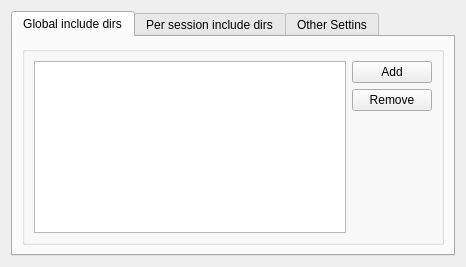
Qt form src/configuration.ui (zaufi/kate-cpp-helper-plugin) before a commit.
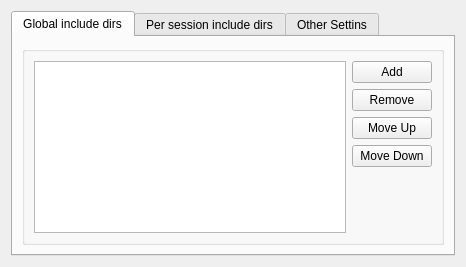
The same form after that commit. The open tabs and pages were chosen to show the change. Custom widgets are drawn as their Qt base class.

Commit message: add move up/down buttons to configuration dialog

What changed in the file:
```diff
--- a/src/configuration.ui
+++ b/src/configuration.ui
@@ -14,16 +14,28 @@
   <property name="windowTitle">
    <string>Form</string>
   </property>
-  <layout class="QHBoxLayout" name="horizontalLayout_2">
+  <layout class="QVBoxLayout" name="verticalLayout_3">
    <item>
     <widget class="KTabWidget" name="ktabwidget">
      <property name="layoutDirection">
       <enum>Qt::LeftToRight</enum>
      </property>
      <property name="currentIndex">
-      <number>2</number>
+      <number>1</number>
      </property>
      <widget class="QWidget" name="tabGlobal">
+      <property name="sizePolicy">
+       <sizepolicy hsizetype="Expanding" vsizetype="Expanding">
+        <horstretch>0</horstretch>
+        <verstretch>0</verstretch>
+       </sizepolicy>
+      </property>
+      <property name="maximumSize">
+       <size>
+        <width>16777215</width>
+        <height>16777215</height>
+       </size>
+      </property>
       <property name="layoutDirection">
        <enum>Qt::LeftToRight</enum>
       </property>
@@ -32,34 +44,33 @@
       </attribute>
       <layout class="QGridLayout" name="gridLayout">
        <item row="0" column="0">
-        <widget class="QGroupBox" name="groupBox">
+        <widget class="QGroupBox" name="g_groupBox">
+         <property name="sizePolicy">
+          <sizepolicy hsizetype="Expanding" vsizetype="Expanding">
+           <horstretch>0</horstretch>
+           <verstretch>0</verstretch>
+          </sizepolicy>
+         </property>
+         <property name="maximumSize">
+          <size>
+           <width>16777215</width>
+           <height>16777215</height>
+          </size>
+         </property>
          <property name="title">
           <string/>
          </property>
-         <layout class="QHBoxLayout" name="horizontalLayout">
-          <item>
+         <layout class="QGridLayout" name="gridLayout_3">
+          <item row="0" column="0">
            <widget class="KListWidget" name="globalDirsList">
             <property name="toolTip">
              <string>List of directories to lookup header files</string>
             </property>
            </widget>
           </item>
-          <item>
-           <layout class="QGridLayout" name="gridLayout_2">
-            <item row="2" column="0">
-             <spacer name="verticalSpacer">
-              <property name="orientation">
-               <enum>Qt::Vertical</enum>
-              </property>
-              <property name="sizeHint" stdset="0">
-               <size>
-                <width>1</width>
-                <height>1</height>
-               </size>
-              </property>
-             </spacer>
-            </item>
-            <item row="0" column="0">
+          <item row="0" column="1">
+           <layout class="QVBoxLayout" name="g_verticalLayout">
+            <item>
              <widget class="QPushButton" name="addToGlobalButton">
               <property name="toolTip">
                <string>Add directory to the list</string>
@@ -69,7 +80,7 @@
               </property>
              </widget>
             </item>
-            <item row="1" column="0">
+            <item>
              <widget class="QPushButton" name="delFromGlobalButton">
               <property name="toolTip">
                <string>Remove directory from the list</string>
@@ -79,6 +90,39 @@
               </property>
              </widget>
             </item>
+            <item>
+             <widget class="QPushButton" name="moveGlobalUpButton">
+              <property name="toolTip">
+               <string>&lt;html&gt;&lt;head/&gt;&lt;body&gt;&lt;p&gt;Move current directory up&lt;/p&gt;&lt;/body&gt;&lt;/html&gt;</string>
+              </property>
+              <property name="text">
+               <string>Move Up</string>
+              </property>
+             </widget>
+            </item>
+            <item>
+             <widget class="QPushButton" name="moveGlobalDownButton">
+              <property name="toolTip">
+               <string>&lt;html&gt;&lt;head/&gt;&lt;body&gt;&lt;p&gt;Move current directory down&lt;/p&gt;&lt;/body&gt;&lt;/html&gt;</string>
+              </property>
+              <property name="text">
+               <string>Move Down</string>
+              </property>
+             </widget>
+            </item>
+            <item>
+             <spacer name="g_verticalSpacer">
+              <property name="orientation">
+               <enum>Qt::Vertical</enum>
+              </property>
+              <property name="sizeHint" stdset="0">
+               <size>
+                <width>13</width>
+                <height>13</height>
+               </size>
+              </property>
+             </spacer>
+            </item>
            </layout>
           </item>
          </layout>
@@ -87,16 +131,40 @@
       </layout>
      </widget>
      <widget class="QWidget" name="tabSession">
+      <property name="sizePolicy">
+       <sizepolicy hsizetype="Expanding" vsizetype="Expanding">
+        <horstretch>0</horstretch>
+        <verstretch>0</verstretch>
+       </sizepolicy>
+      </property>
+      <property name="maximumSize">
+       <size>
+        <width>16777215</width>
+        <height>16777215</height>
+       </size>
+      </property>
       <attribute name="title">
        <string>Per session include dirs</string>
       </attribute>
       <layout class="QGridLayout" name="gridLayout_5">
        <item row="0" column="0">
-        <widget class="QGroupBox" name="groupBox_2">
+        <widget class="QGroupBox" name="s_groupBox">
+         <property name="sizePolicy">
+          <sizepolicy hsizetype="Expanding" vsizetype="Expanding">
+           <horstretch>0</horstretch>
+           <verstretch>0</verstretch>
+          </sizepolicy>
+         </property>
+         <property name="maximumSize">
+          <size>
+           <width>16777215</width>
+           <height>16777215</height>
+          </size>
+         </property>
          <property name="title">
           <string/>
          </property>
-         <layout class="QGridLayout" name="gridLayout_4">
+         <layout class="QGridLayout" name="gridLayout_2">
           <item row="0" column="0">
            <widget class="KListWidget" name="sessionDirsList">
             <property name="toolTip">
@@ -105,21 +173,8 @@
            </widget>
           </item>
           <item row="0" column="1">
-           <layout class="QGridLayout" name="gridLayout_3">
-            <item row="2" column="0">
-             <spacer name="verticalSpacer_2">
-              <property name="orientation">
-               <enum>Qt::Vertical</enum>
-              </property>
-              <property name="sizeHint" stdset="0">
-               <size>
-                <width>1</width>
-                <height>1</height>
-               </size>
-              </property>
-             </spacer>
-            </item>
-            <item row="0" column="0">
+           <layout class="QVBoxLayout" name="s_verticalLayout">
+            <item>
              <widget class="QPushButton" name="addToSessionButton">
               <property name="toolTip">
                <string>Add directory to the list</string>
@@ -129,7 +184,7 @@
               </property>
              </widget>
             </item>
-            <item row="1" column="0">
+            <item>
              <widget class="QPushButton" name="delFromSessionButton">
               <property name="toolTip">
                <string>Remove directory from the list</string>
@@ -139,6 +194,39 @@
               </property>
              </widget>
             </item>
+            <item>
+             <widget class="QPushButton" name="moveSessionUpButton">
+              <property name="toolTip">
+               <string>&lt;html&gt;&lt;head/&gt;&lt;body&gt;&lt;p&gt;Move current directory up&lt;/p&gt;&lt;/body&gt;&lt;/html&gt;</string>
+              </property>
+              <property name="text">
+               <string>Move Up</string>
+              </property>
+             </widget>
+            </item>
+            <item>
+             <widget class="QPushButton" name="moveSessionDownButton">
+              <property name="toolTip">
+               <string>&lt;html&gt;&lt;head/&gt;&lt;body&gt;&lt;p&gt;Move current directory down&lt;/p&gt;&lt;/body&gt;&lt;/html&gt;</string>
+              </property>
+              <property name="text">
+               <string>Move Down</string>
+              </property>
+             </widget>
+            </item>
+            <item>
+             <spacer name="s_verticalSpacer">
+              <property name="orientation">
+               <enum>Qt::Vertical</enum>
+              </property>
+              <property name="sizeHint" stdset="0">
+               <size>
+                <width>13</width>
+                <height>13</height>
+               </size>
+              </property>
+             </spacer>
+            </item>
            </layout>
           </item>
          </layout>
```
Left out of the diff: 14 changed lines with no effect on the pictures. The commit also changes 3 other files.
